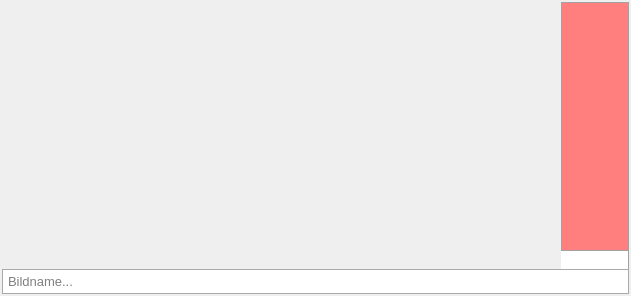
This is QtMediaViewer/Interface/List_Item.ui in ddhb1989/PyQt-Widgets as Qt 5 draws it before an edit. The edited form follows.
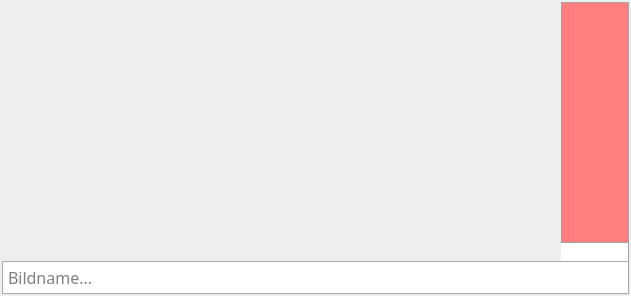
This is the edited form. Icons and pictures are not drawn.

Diff of the .ui file:
```diff
--- a/QtMediaViewer/Interface/List_Item.ui
+++ b/QtMediaViewer/Interface/List_Item.ui
@@ -123,8 +123,8 @@
     <widget class="QLineEdit" name="UI_Filename">
      <property name="font">
       <font>
-       <family>Tahoma</family>
-       <pointsize>10</pointsize>
+       <family>voestalpine</family>
+       <pointsize>12</pointsize>
       </font>
      </property>
      <property name="styleSheet">
```
